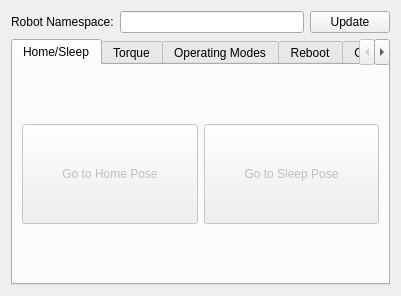
Old version of the form interbotix_xs_toolbox/interbotix_xs_rviz/src/ui/interbotix_control_panel.ui in the repository Interbotix/interbotix_ros_toolboxes.
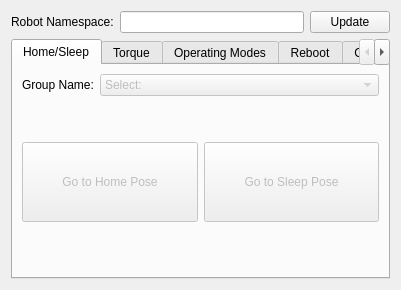
New version of the form.

What changed in the file:
```diff
--- a/interbotix_xs_toolbox/interbotix_xs_rviz/src/ui/interbotix_control_panel.ui
+++ b/interbotix_xs_toolbox/interbotix_xs_rviz/src/ui/interbotix_control_panel.ui
@@ -7,25 +7,25 @@
     <x>0</x>
     <y>0</y>
     <width>401</width>
-    <height>296</height>
+    <height>290</height>
    </rect>
   </property>
   <property name="sizePolicy">
-   <sizepolicy hsizetype="Preferred" vsizetype="Preferred">
+   <sizepolicy hsizetype="Maximum" vsizetype="Maximum">
     <horstretch>0</horstretch>
     <verstretch>0</verstretch>
    </sizepolicy>
   </property>
   <property name="minimumSize">
    <size>
-    <width>296</width>
+    <width>0</width>
     <height>0</height>
    </size>
   </property>
   <property name="maximumSize">
    <size>
-    <width>16777215</width>
-    <height>296</height>
+    <width>401</width>
+    <height>315</height>
    </size>
   </property>
   <property name="windowTitle">
@@ -87,6 +87,62 @@
         </attribute>
         <layout class="QVBoxLayout" name="verticalLayout_3">
          <item>
+          <layout class="QVBoxLayout" name="verticalLayout_8">
+           <property name="topMargin">
+            <number>0</number>
+           </property>
+           <item>
+            <layout class="QHBoxLayout" name="horizontalLayout_4">
+             <property name="rightMargin">
+              <number>0</number>
+             </property>
+             <item>
+              <widget class="QLabel" name="label_homesleep_">
+               <property name="sizePolicy">
+                <sizepolicy hsizetype="Preferred" vsizetype="Maximum">
+                 <horstretch>0</horstretch>
+                 <verstretch>0</verstretch>
+                </sizepolicy>
+               </property>
+               <property name="text">
+                <string>Group Name:</string>
+               </property>
+              </widget>
+             </item>
+             <item>
+              <widget class="QComboBox" name="combobox_homesleep_name_">
+               <property name="enabled">
+                <bool>false</bool>
+               </property>
+               <property name="sizePolicy">
+                <sizepolicy hsizetype="Expanding" vsizetype="Fixed">
+                 <horstretch>0</horstretch>
+                 <verstretch>0</verstretch>
+                </sizepolicy>
+               </property>
+               <item>
+                <property name="text">
+                 <string>Select:</string>
+                </property>
+               </item>
+              </widget>
+             </item>
+            </layout>
+           </item>
+           <item>
+            <spacer name="verticalSpacer">
+             <property name="orientation">
+              <enum>Qt::Vertical</enum>
+             </property>
+             <property name="sizeHint" stdset="0">
+              <size>
+               <width>20</width>
+               <height>40</height>
+              </size>
+             </property>
+            </spacer>
+           </item>
+           <item>
           <layout class="QHBoxLayout" name="horizontalLayout">
            <item>
             <widget class="QPushButton" name="button_gotohome_">
@@ -94,11 +150,17 @@
               <bool>false</bool>
              </property>
              <property name="sizePolicy">
-              <sizepolicy hsizetype="Preferred" vsizetype="Preferred">
+                <sizepolicy hsizetype="Preferred" vsizetype="Minimum">
                <horstretch>0</horstretch>
                <verstretch>0</verstretch>
               </sizepolicy>
              </property>
+               <property name="minimumSize">
+                <size>
+                 <width>0</width>
+                 <height>80</height>
+                </size>
+               </property>
              <property name="maximumSize">
               <size>
                <width>16777215</width>
@@ -121,6 +183,12 @@
                <verstretch>0</verstretch>
               </sizepolicy>
              </property>
+               <property name="minimumSize">
+                <size>
+                 <width>0</width>
+                 <height>80</height>
+                </size>
+               </property>
              <property name="maximumSize">
               <size>
                <width>16777215</width>
@@ -135,6 +203,21 @@
           </layout>
          </item>
         </layout>
+         </item>
+         <item>
+          <spacer name="verticalSpacer_2">
+           <property name="orientation">
+            <enum>Qt::Vertical</enum>
+           </property>
+           <property name="sizeHint" stdset="0">
+            <size>
+             <width>20</width>
+             <height>40</height>
+            </size>
+           </property>
+          </spacer>
+         </item>
+        </layout>
        </widget>
        <widget class="QWidget" name="tab_torque_enable_">
         <property name="toolTip">
```
Left out of the diff: 65 changed lines with no effect on the pictures. Lines whose indentation alone changed are shown as unchanged.
